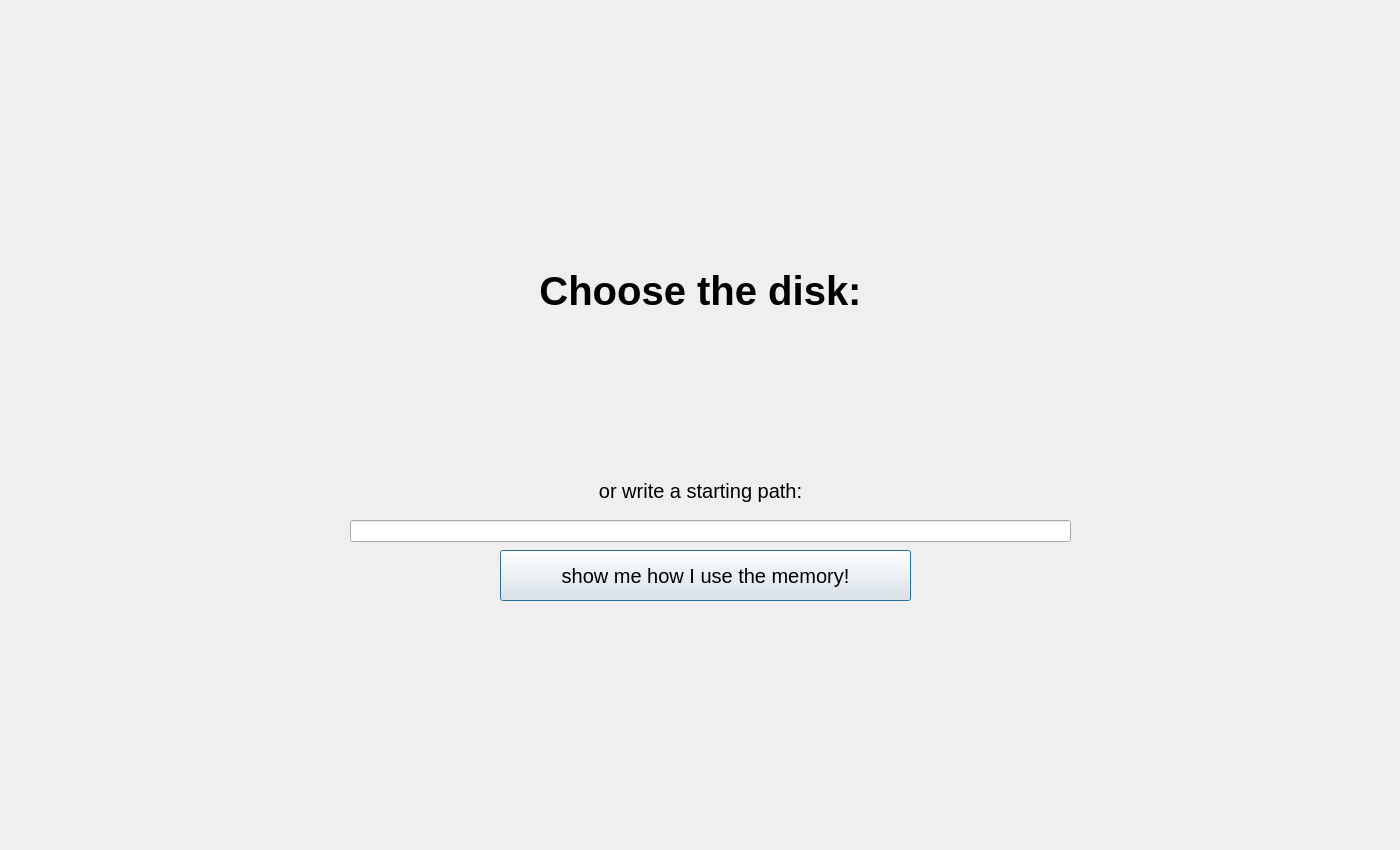
This is diskUsage.ui in ArtemToporkov/DiskUsage as Qt 5 draws it before an edit. The edited form follows.
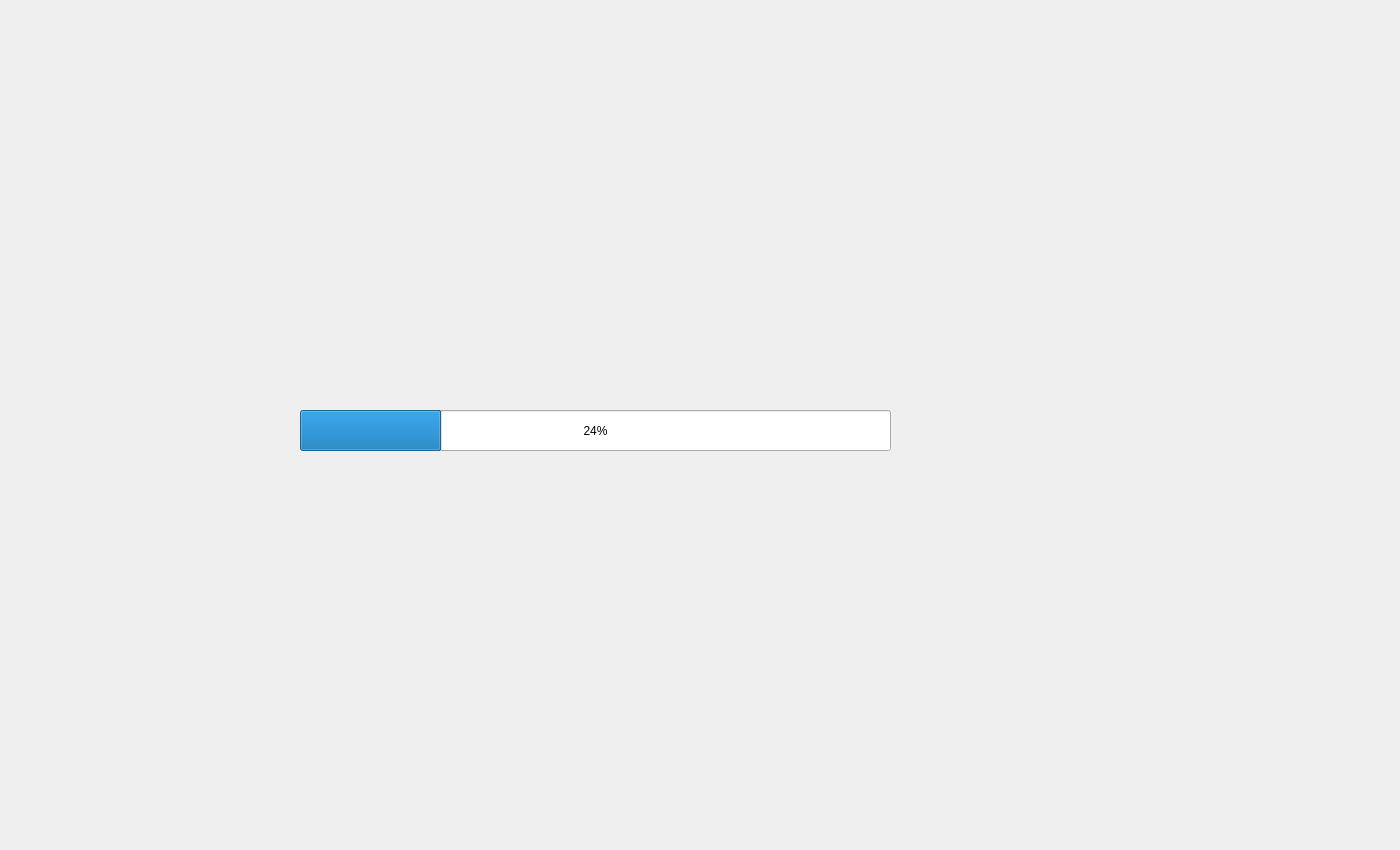
This is the edited form. The open tabs and pages were chosen to show the change. Custom widgets are drawn as their Qt base class.

Patch:
```diff
--- a/diskUsage.ui
+++ b/diskUsage.ui
@@ -112,6 +112,21 @@
      </property>
     </widget>
    </widget>
+   <widget class="QWidget" name="page_2">
+    <widget class="QProgressBar" name="progressBar">
+     <property name="geometry">
+      <rect>
+       <x>300</x>
+       <y>410</y>
+       <width>591</width>
+       <height>41</height>
+      </rect>
+     </property>
+     <property name="value">
+      <number>24</number>
+     </property>
+    </widget>
+   </widget>
    <widget class="QWidget" name="page_3">
     <widget class="QTreeWidget" name="treeWidget">
      <property name="geometry">
```
